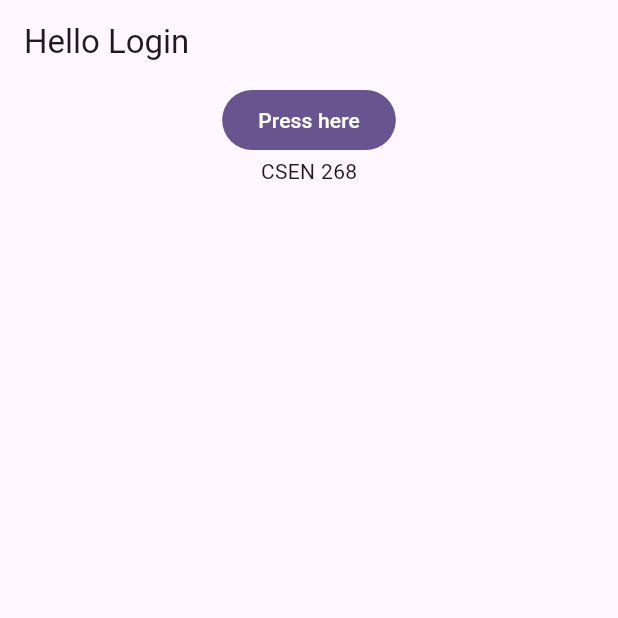
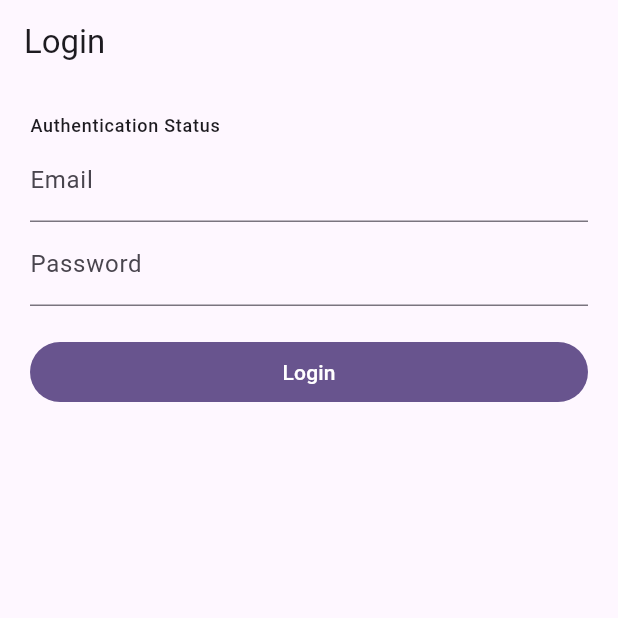
Before and after one commit to mehmetartun/CSEN268-F24, a Flutter app: the first screen one second after launch, on a phone screen of 412 x 824 dp, the top half of it. Run offline on Flutter 3.47's test engine with Material 3 defaults, Android fonts, the phone set to English and light mode, and no system bars; our stand-ins replace bloc, flutter_bloc, flutter_lorem; accounts and stored records are empty.

Commit message:
lecture 7 Extra

```diff
--- a/lib/pages/login/cubit/login_cubit.dart
+++ b/lib/pages/login/cubit/login_cubit.dart
@@ -1,23 +1,35 @@
+import 'package:CSEN268_F24/repositories/authentication/authentication_repository.dart';
 import 'package:bloc/bloc.dart';
 import 'package:meta/meta.dart';
+
+import '../../../model/user.dart';
 
 part 'login_state.dart';
 
 class LoginCubit extends Cubit<LoginState> {
-  LoginCubit() : super(LoginInitial());
+  LoginCubit(this.authenticationRepository) : super(LoginInitial());
+  User? user;
 
-  final String className = "CSEN 268";
+  final AuthenticationRepository authenticationRepository;
 
-  void init() async {
-    await Future.delayed(Duration(seconds: 5), () {});
-    error();
+  void init() async {}
+
+  void reset() {
+    user == null;
+    emit(LoginInitial());
   }
 
   void error() {
-    emit(LoginError());
+    emit(LoginError(errorText: "Some unknown error."));
   }
 
-  void printSomething() {
-    print("Something");
+  void loginUser({
+    required String email,
+    required String password,
+  }) async {
+    emit(LoginWaiting());
+    user =
+        await authenticationRepository.signIn(email: email, password: password);
+    emit(LoggedIn());
   }
 }
--- a/lib/pages/login/cubit/login_state.dart
+++ b/lib/pages/login/cubit/login_state.dart
@@ -5,4 +5,12 @@ sealed class LoginState {}
 
 final class LoginInitial extends LoginState {}
 
-final class LoginError extends LoginState {}
+final class LoginError extends LoginState {
+  final String errorText;
+
+  LoginError({required this.errorText});
+}
+
+final class LoginWaiting extends LoginState {}
+
+final class LoggedIn extends LoginState {}
--- a/lib/pages/login/login_page.dart
+++ b/lib/pages/login/login_page.dart
@@ -1,9 +1,12 @@
+import 'package:CSEN268_F24/pages/login/views/logged_in_view.dart';
+import 'package:CSEN268_F24/repositories/authentication/authentication_repository.dart';
 import 'package:flutter/material.dart';
 import 'package:flutter_bloc/flutter_bloc.dart';
 
 import 'cubit/login_cubit.dart';
 import 'views/error_view.dart';
 import 'views/initial_view.dart';
+import 'views/waiting_view.dart';
 
 class LoginPage extends StatelessWidget {
   const LoginPage({super.key});
@@ -11,12 +14,21 @@ class LoginPage extends StatelessWidget {
   @override
   Widget build(BuildContext context) {
     return BlocProvider(
-      create: (context) => LoginCubit()..init(),
+      create: (context) => LoginCubit(
+          RepositoryProvider.of<AuthenticationRepository>(context))
+        ..init(), //We are passing the AuthenticationRepository into the cubit
+      // Remember: Cubit doesn't have access to the context! Without access to
+      // the context it cannot reach the repository through RepositoryProvider.of<>
       child: BlocBuilder<LoginCubit, LoginState>(
         builder: (context, state) {
           switch (state.runtimeType) {
             case LoginError:
-              return ErrorView();
+              return ErrorView(errorText: (state as LoginError).errorText);
+            case LoginWaiting:
+              return WaitingView();
+            case LoggedIn:
+              return LoggedInView();
+
             case LoginInitial:
             default:
               return InitialView();
--- a/lib/pages/login/views/initial_view.dart
+++ b/lib/pages/login/views/initial_view.dart
@@ -3,27 +3,91 @@ import 'package:flutter_bloc/flutter_bloc.dart';
 
 import '../cubit/login_cubit.dart';
 
-class InitialView extends StatelessWidget {
+class InitialView extends StatefulWidget {
   const InitialView({super.key});
 
   @override
+  State<InitialView> createState() => _InitialViewState();
+}
+
+class _InitialViewState extends State<InitialView> {
+  final _formKey = GlobalKey<FormState>();
+  late LoginCubit cubit;
+  String? email;
+  String? password;
+  @override
+  void initState() {
+    // TODO: implement initState
+    cubit = BlocProvider.of<LoginCubit>(context);
+    super.initState();
+  }
+
+  @override
   Widget build(BuildContext context) {
-    final String text = BlocProvider.of<LoginCubit>(context).className;
-
     return Scaffold(
-      appBar: AppBar(title: Text("Hello Login")),
-      body: Center(
+      appBar: AppBar(title: const Text("Login")),
+      body: Padding(
+        padding: const EdgeInsets.all(20.0),
+        child: Column(
+          crossAxisAlignment: CrossAxisAlignment.start,
+          children: [
+            Text("Authentication Status",
+                style: Theme.of(context).textTheme.labelMedium),
+            Form(
+                key: _formKey,
                 child: Column(
                   children: [
-          FilledButton(
+                    TextFormField(
+                      decoration: const InputDecoration(
+                        labelText: "Email",
+                      ),
+                      validator: (value) {
+                        // Also you can use value.trim() to avoid full of spaces...
+                        if (value == null ||
+                            value.isEmpty ||
+                            value.trim() == "") {
+                          return 'Please enter some text';
+                        }
+                        return null;
+                      },
+                      onSaved: (value) {
+                        email = value;
+                      },
+                    ),
+                    TextFormField(
+                      decoration: const InputDecoration(
+                        labelText: "Password",
+                      ),
+                      validator: (value) {
+                        if (value == null ||
+                            value.isEmpty ||
+                            value.trim() == "") {
+                          return 'Please enter some text';
+                        }
+                        return null;
+                      },
+                      onSaved: (value) {
+                        password = value;
+                      },
+                    ),
+                    const SizedBox(height: 20),
+                    Container(
+                      width: double.maxFinite,
+                      child: FilledButton(
                         onPressed: () {
-              BlocProvider.of<LoginCubit>(context).printSomething();
+                          if (_formKey.currentState?.validate() ?? false) {
+                            _formKey.currentState?.save();
+                            cubit.loginUser(email: email!, password: password!);
+                          }
                         },
-            child: Text("Press here"),
+                        child: const Text('Login'),
                       ),
-          Text(text),
+                    ),
                   ],
                 )),
+          ],
+        ),
+      ),
     );
   }
 }
```
Also changed, not shown: lib/pages/login/views/error_view.dart (+27 -3 lines), lib/pages/login/views/logged_in_view.dart (added, +43 -0 lines), lib/pages/login/views/waiting_view.dart (added, +22 -0 lines). Lines whose indentation alone changed are shown as unchanged.
